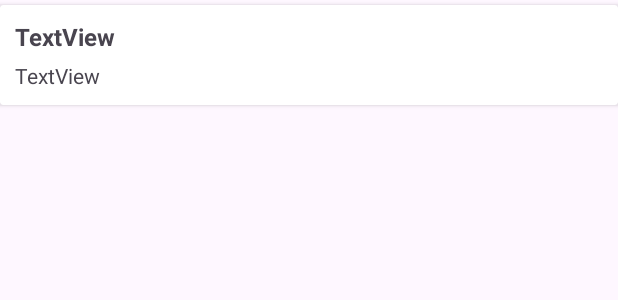
After one commit to NORMss/RetrofitLesson, an Android app: the layout list_item.xml on its own in the app's theme, with its tools: preview values and no code run, on a phone screen of 412 x 824 dp. The commit adds this screen. Shown: the top 300 px of the screen. Run offline under Robolectric (Android 15) with nearby library versions, the phone set to English and light mode, and no system bars; network calls fail.

Commit message:
feat(getAllProducts): added a list with all products
Closes #4

```diff
--- a/app/src/main/java/com/norm/myretrofitlesson/retrofit/MainAPI.kt
+++ b/app/src/main/java/com/norm/myretrofitlesson/retrofit/MainAPI.kt
@@ -11,4 +11,7 @@ interface MainAPI {
 
     @POST("auth/login")
     suspend fun auth(@Body authRequest: AuthRequest): User
+
+    @GET("products")
+    suspend fun getAllProducts(): Products
 }
--- /dev/null
+++ b/app/src/main/res/layout/list_item.xml
@@ -0,0 +1,28 @@
+<?xml version="1.0" encoding="utf-8"?>
+<androidx.cardview.widget.CardView xmlns:android="http://schemas.android.com/apk/res/android"
+    android:layout_width="match_parent"
+    android:layout_height="wrap_content"
+    android:layout_marginTop="3dp">
+
+    <LinearLayout
+        android:layout_width="match_parent"
+        android:layout_height="wrap_content"
+        android:layout_margin="10dp"
+        android:orientation="vertical">
+
+        <TextView
+            android:id="@+id/title"
+            android:layout_width="match_parent"
+            android:layout_height="wrap_content"
+            android:text="TextView"
+            android:textSize="16sp"
+            android:textStyle="bold" />
+
+        <TextView
+            android:id="@+id/description"
+            android:layout_width="match_parent"
+            android:layout_height="wrap_content"
+            android:layout_marginTop="5dp"
+            android:text="TextView" />
+    </LinearLayout>
+</androidx.cardview.widget.CardView>
```
Also changed, not shown: app/src/main/java/com/norm/myretrofitlesson/MainActivity.kt (+13 -17 lines), app/src/main/java/com/norm/myretrofitlesson/adapter/ProductAdapter.kt (added, +42 -0 lines), app/src/main/java/com/norm/myretrofitlesson/retrofit/Products.kt (added, +8 -0 lines), app/src/main/res/layout/activity_main.xml (+9 -62 lines).
